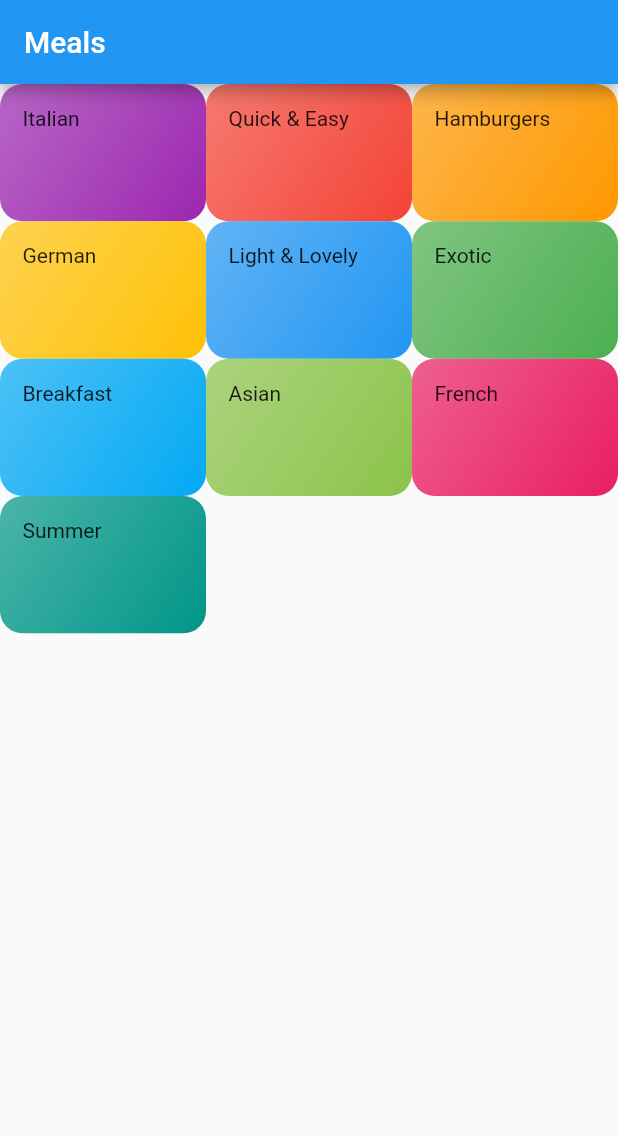
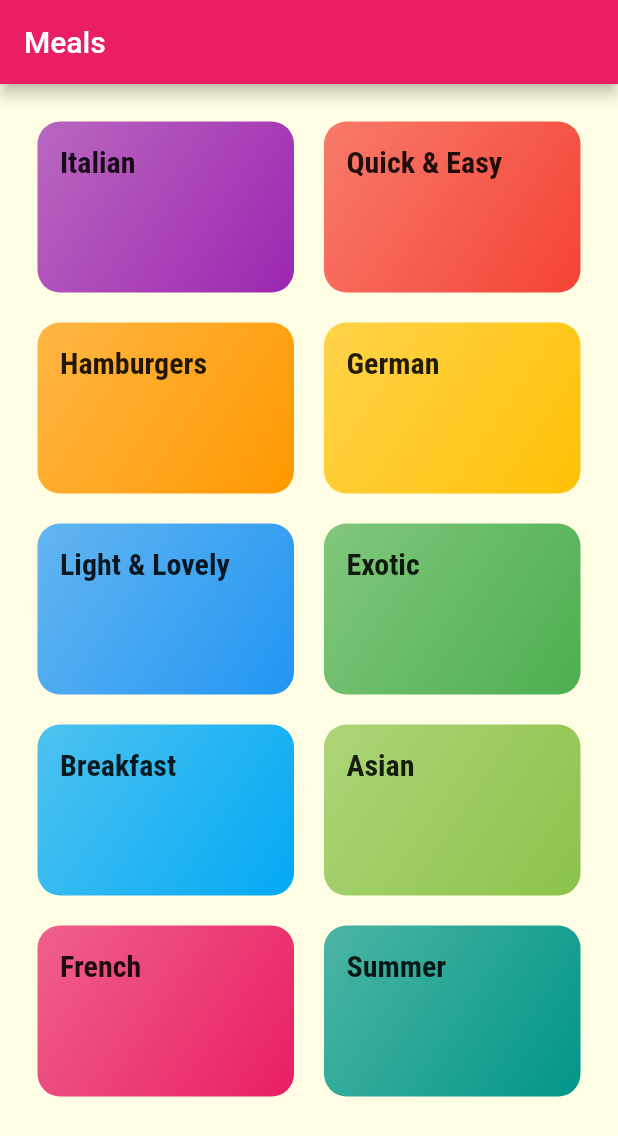
Before and after one commit to ibnunaufal/flutter_meals_app, a Flutter app: the screen it shows after launch, on a phone screen of 412 x 824 dp. Shown: the top 1136 px of the screen. Run offline on Flutter 3.47's test engine with Material 2 defaults, Android fonts, the phone set to English and light mode, and no system bars.

Commit message:
adjust font & theme

```diff
--- a/lib/categories_screen.dart
+++ b/lib/categories_screen.dart
@@ -12,10 +12,12 @@ class CategoriesScreen extends StatelessWidget {
     return Scaffold(
       appBar: AppBar(title: Text('Meals')),
       body: GridView(
+        padding: const EdgeInsets.all(25),
         gridDelegate: SliverGridDelegateWithMaxCrossAxisExtent(
-            maxCrossAxisExtent: 200, childAspectRatio: 3 / 2),
-        children:
-            DUMMY_CATEGORIES.map((e) => CategoryItem(e.title, e.color)).toList(),
+            maxCrossAxisExtent: 200, childAspectRatio: 3 / 2, crossAxisSpacing: 20, mainAxisSpacing: 20),
+        children: DUMMY_CATEGORIES
+            .map((e) => CategoryItem(e.title, e.color))
+            .toList(),
       ),
     );
   }
--- a/lib/category_item.dart
+++ b/lib/category_item.dart
@@ -11,7 +11,7 @@ class CategoryItem extends StatelessWidget {
   Widget build(BuildContext context) {
     return Container(
       padding: const EdgeInsets.all(15),
-      child: Text(title),
+      child: Text(title, style: Theme.of(context).textTheme.titleMedium,),
       decoration: BoxDecoration(
         gradient: LinearGradient(
           colors: [
--- a/lib/main.dart
+++ b/lib/main.dart
@@ -23,7 +23,22 @@ class MyApp extends StatelessWidget {
         // or simply save your changes to "hot reload" in a Flutter IDE).
         // Notice that the counter didn't reset back to zero; the application
         // is not restarted.
-        primarySwatch: Colors.blue,
+        primarySwatch: Colors.pink,
+        accentColor: Colors.amber,
+        canvasColor: Color.fromRGBO(255, 254, 229, 1),
+        fontFamily: 'Raleway',
+        textTheme: ThemeData.light().textTheme.copyWith(
+            // bodyText1: TextStyle(
+            //   color: Color.fromRGBO(20, 51, 51, 1),
+            // ),
+            // bodyText2: TextStyle(
+            //   color: Color.fromRGBO(20, 51, 51, 1),
+            // ),
+            titleMedium: TextStyle(
+              fontSize: 20,
+              fontFamily: 'RobotoCondensed',
+              fontWeight: FontWeight.bold,
+            )),
       ),
       home: CategoriesScreen()
       //const MyHomePage(title: 'Flutter Demo Home Page'),
```
Also changed, not shown: pubspec.yaml (+17 -11 lines), assets/fonts/Raleway-Black.ttf (added), assets/fonts/Raleway-Bold.ttf (added), assets/fonts/Raleway-Regular.ttf (added), assets/fonts/RobotoCondensed-Bold.ttf (added), assets/fonts/RobotoCondensed-Italic.ttf (added), assets/fonts/RobotoCondensed-Light.ttf (added), assets/fonts/RobotoCondensed-Regular.ttf (added).
